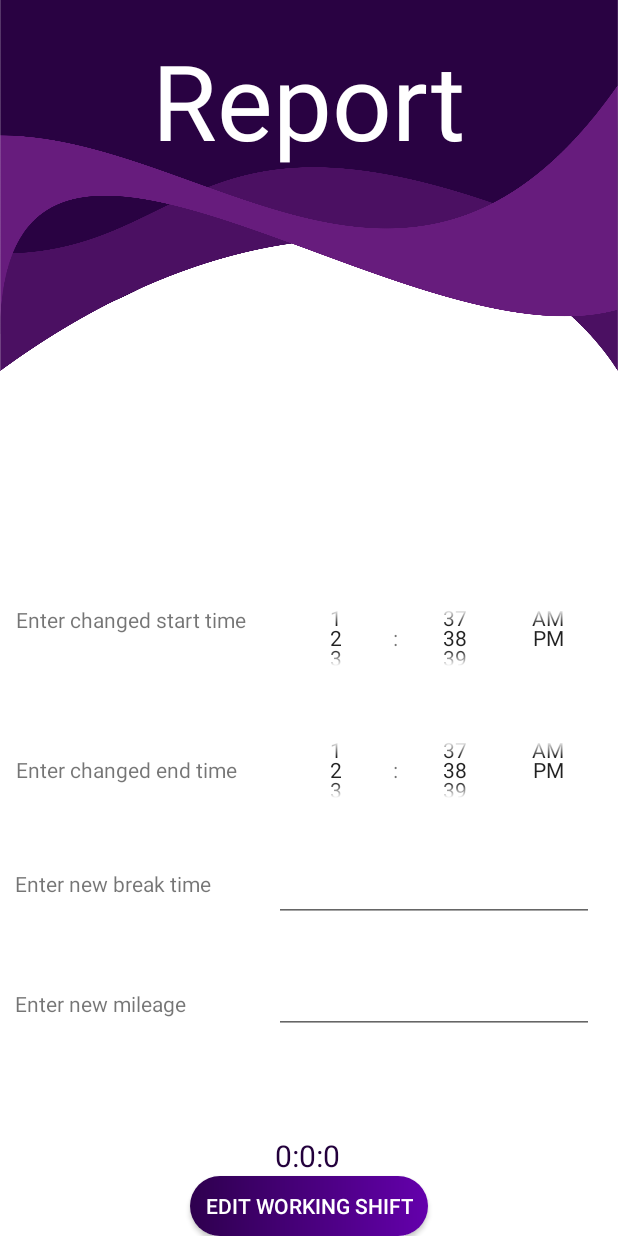
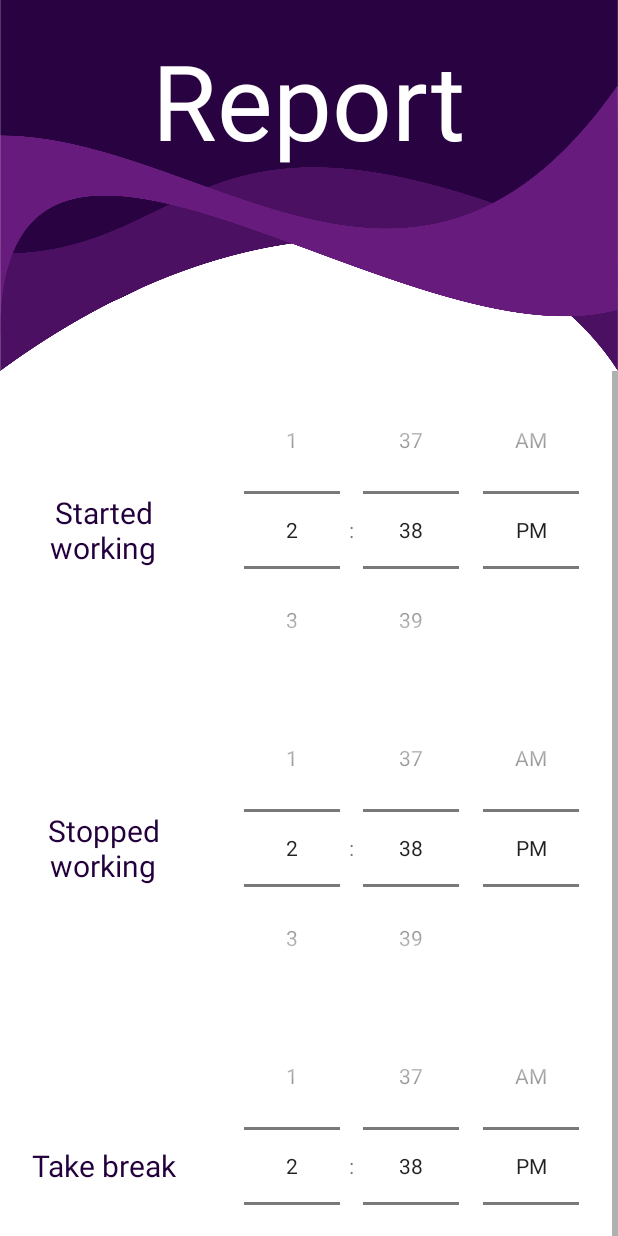
Before and after one commit to SwaginatorOne/ProjektArbeteKlientProgrammering, an Android app: the ReportTimeActivity screen opened directly, with no data from a screen before it, on a phone screen of 412 x 824 dp. Run offline under Robolectric (Android 15) with nearby library versions, the phone set to English and light mode, and no system bars; our stand-ins replace Firebase (no records; nobody signed in at launch, a user with empty details on screens opened directly).

Commit message:
Fixade reporttime med timepickerspinners

```diff
--- a/app/src/main/java/com/example/Tajming/ReportTimeActivity.java
+++ b/app/src/main/java/com/example/Tajming/ReportTimeActivity.java
@@ -14,11 +14,13 @@ public class ReportTimeActivity extends AppCompatActivity
     {
         super.onCreate(savedInstanceState);
         setContentView(R.layout.activity_report_time);
-        Intent intent = getIntent();
+       /* Intent intent = getIntent();
         int year = intent.getIntExtra("year", 0);
         int month = intent.getIntExtra("month", 0);
         int dayOfMonth = intent.getIntExtra("dayOfMonth", 0);
         TextView pickedDate = (TextView) findViewById(R.id.textField_picked_date);
         pickedDate.setText(year + ":" + month +":" + dayOfMonth);
+
+        */
     }
 }
--- a/app/src/main/res/layout/activity_report_time.xml
+++ b/app/src/main/res/layout/activity_report_time.xml
@@ -4,10 +4,10 @@
     xmlns:tools="http://schemas.android.com/tools"
     android:layout_width="match_parent"
     android:layout_height="match_parent"
-    tools:context=".ProfileManagerActivity">
+    tools:context=".ReportActivity">
 
     <ImageView
-        android:id="@+id/mainWave_profileManagerActivity"
+        android:id="@+id/mainWave_reportActivity"
         android:layout_width="wrap_content"
         android:layout_height="0dp"
         android:cropToPadding="false"
@@ -16,6 +16,7 @@
         app:layout_constraintEnd_toEndOf="parent"
         app:layout_constraintHeight_default="percent"
         app:layout_constraintHeight_percent=".3"
+        app:layout_constraintHorizontal_bias="0.0"
         app:layout_constraintStart_toStartOf="parent"
         app:layout_constraintTop_toTopOf="parent" />
 
@@ -30,140 +31,148 @@
         app:layout_constraintEnd_toEndOf="parent"
         app:layout_constraintHorizontal_bias="0.498"
         app:layout_constraintStart_toStartOf="parent"
-        app:layout_constraintTop_toTopOf="parent" />
+        app:layout_constraintTop_toTopOf="@+id/mainWave_reportActivity" />
 
-    <TextView
-        android:id="@+id/textField_picked_date"
-        android:layout_width="wrap_content"
-        android:layout_height="wrap_content"
-        android:textColor="@color/purple_main"
-        android:textSize="20sp"
-        app:layout_constraintBottom_toTopOf="@+id/button_edit_shift"
+    <ScrollView
+        android:layout_width="match_parent"
+        android:layout_height="0dp"
+        app:layout_constraintBottom_toTopOf="@+id/navigation_bar_bottom_report"
         app:layout_constraintEnd_toEndOf="parent"
-        app:layout_constraintHorizontal_bias="0.498"
-        app:layout_constraintStart_toStartOf="parent" />
+        app:layout_constraintHorizontal_bias="0.0"
+        app:layout_constraintStart_toStartOf="parent"
+        app:layout_constraintTop_toBottomOf="@+id/mainWave_reportActivity">
 
-    <androidx.appcompat.widget.AppCompatButton
-        android:id="@+id/button_edit_shift"
-        android:layout_width="wrap_content"
-        android:layout_height="40dp"
-        android:background="@drawable/round_corner_purple_gradient_shape"
-        android:gravity="center"
-        android:padding="10dp"
-        android:text="Edit working shift"
-        android:textColor="@color/white"
-        app:layout_constraintBottom_toBottomOf="parent"
-        app:layout_constraintEnd_toEndOf="parent"
-        app:layout_constraintStart_toStartOf="parent" />
+        <LinearLayout
+            android:layout_width="match_parent"
+            android:layout_height="match_parent"
+            android:orientation="vertical">
 
-    <TimePicker
-        android:id="@+id/timePicker_starttime"
-        android:layout_width="220dp"
-        android:layout_height="70dp"
-        android:layout_marginTop="72dp"
-        android:layout_marginEnd="16dp"
-        android:layout_marginBottom="5dp"
-        android:timePickerMode="spinner"
-        app:layout_constraintBottom_toTopOf="@+id/timePicker_endtime"
-        app:layout_constraintEnd_toEndOf="parent"
-        app:layout_constraintHorizontal_bias="1.0"
-        app:layout_constraintStart_toStartOf="parent"
-        app:layout_constraintTop_toBottomOf="@+id/mainWave_profileManagerActivity"
-        app:layout_constraintVertical_bias="0.847" />
 
-    <TimePicker
-        android:id="@+id/timePicker_endtime"
-        android:layout_width="220dp"
-        android:layout_height="70dp"
-        android:layout_marginEnd="16dp"
-        android:layout_marginBottom="5dp"
-        android:timePickerMode="spinner"
-        app:layout_constraintBottom_toTopOf="@+id/editTextTime_edit_break"
-        app:layout_constraintEnd_toEndOf="parent"
-        app:layout_constraintTop_toBottomOf="@+id/mainWave_profileManagerActivity"
-        app:layout_constraintVertical_bias="0.937" />
+            <LinearLayout
+                android:orientation="horizontal"
+                android:layout_width="match_parent"
+                android:layout_height="0dp"
+                android:layout_weight="1"
+                android:gravity="center">
 
-    <TextView
-        android:id="@+id/textView_endTime"
-        android:layout_width="wrap_content"
-        android:layout_height="wrap_content"
-        android:layout_marginStart="7dp"
-        android:layout_marginBottom="30dp"
-        android:text="@string/new_end_time"
-        app:layout_constraintBottom_toTopOf="@+id/textView_break"
-        app:layout_constraintEnd_toStartOf="@+id/timePicker_endtime"
-        app:layout_constraintHorizontal_bias="0.15"
-        app:layout_constraintStart_toStartOf="parent"
-        app:layout_constraintTop_toBottomOf="@+id/mainWave_profileManagerActivity"
-        app:layout_constraintVertical_bias="0.906" />
+                <TextView
+                    android:id="@+id/textField_start_working_time_edit"
+                    android:text="@string/start_work_time"
+                    android:textColor="@color/purple_main"
+                    android:layout_width="0dp"
+                    android:textSize="20dp"
+                    android:layout_height="wrap_content"
+                    android:layout_weight="1"
+                    android:gravity="center"/>
 
-    <TextView
-        android:id="@+id/textView_break"
-        android:layout_width="wrap_content"
-        android:layout_height="wrap_content"
-        android:layout_marginStart="7dp"
-        android:layout_marginBottom="5dp"
-        android:text="@string/new_break_time"
-        app:layout_constraintBottom_toTopOf="@+id/textView_milage"
-        app:layout_constraintEnd_toStartOf="@+id/editTextTime_edit_break"
-        app:layout_constraintHorizontal_bias="0.063"
-        app:layout_constraintStart_toStartOf="parent"
-        app:layout_constraintTop_toBottomOf="@+id/mainWave_profileManagerActivity"
-        app:layout_constraintVertical_bias="0.856" />
+                <TimePicker
+                    android:timePickerMode="spinner"
+                    android:layout_width="0dp"
+                    android:layout_height="wrap_content"
+                    android:layout_weight="2"
+                    android:gravity="center"/>
+            </LinearLayout>
 
-    <EditText
-        android:id="@+id/editTextTime_edit_break"
-        android:layout_width="wrap_content"
-        android:layout_height="wrap_content"
-        android:layout_marginEnd="16dp"
-        android:layout_marginBottom="5dp"
-        android:ems="10"
-        android:inputType="time"
-        app:layout_constraintBottom_toTopOf="@+id/editTextNumber_edit_milage"
-        app:layout_constraintEnd_toEndOf="parent"
-        app:layout_constraintTop_toBottomOf="@+id/mainWave_profileManagerActivity"
-        app:layout_constraintVertical_bias="0.93" />
+            <LinearLayout
+                android:orientation="horizontal"
+                android:layout_width="match_parent"
+                android:layout_height="0dp"
+                android:layout_weight="1"
+                android:gravity="center">
 
-    <EditText
-        android:id="@+id/editTextNumber_edit_milage"
-        android:layout_width="wrap_content"
-        android:layout_height="wrap_content"
-        android:layout_marginTop="5dp"
-        android:layout_marginEnd="16dp"
-        android:ems="10"
-        android:inputType="number"
-        app:layout_constraintBottom_toBottomOf="parent"
-        app:layout_constraintEnd_toEndOf="parent"
-        app:layout_constraintTop_toBottomOf="@+id/mainWave_profileManagerActivity"
-        app:layout_constraintVertical_bias="0.744" />
+                <TextView
+                    android:id="@+id/textField_end_working_time_edit"
+                    android:text="@string/stop_work_time"
+                    android:textColor="@color/purple_main"
+                    android:layout_width="0dp"
+                    android:textSize="20dp"
+                    android:layout_height="wrap_content"
+                    android:layout_weight="1"
+                    android:gravity="center"/>
 
-    <TextView
-        android:id="@+id/textView_starttime"
-        android:layout_width="wrap_content"
-        android:layout_height="wrap_content"
-        android:layout_marginStart="7dp"
-        android:layout_marginTop="72dp"
-        android:layout_marginBottom="5dp"
-        android:text="@string/new_start_time"
-        app:layout_constraintBottom_toTopOf="@+id/textView_endTime"
-        app:layout_constraintEnd_toStartOf="@+id/timePicker_starttime"
-        app:layout_constraintHorizontal_bias="0.214"
-        app:layout_constraintStart_toStartOf="parent"
-        app:layout_constraintTop_toBottomOf="@+id/mainWave_profileManagerActivity"
-        app:layout_constraintVertical_bias="0.527" />
+                <TimePicker
+                    android:timePickerMode="spinner"
+                    android:layout_width="0dp"
+                    android:layout_height="wrap_content"
+                    android:layout_weight="2"
+                    android:gravity="center"/>
+            </LinearLayout>
 
-    <TextView
-        android:id="@+id/textView_milage"
-        android:layout_width="wrap_content"
-        android:layout_height="wrap_content"
-        android:layout_marginStart="7dp"
-        android:layout_marginBottom="5dp"
-        android:text="@string/new_mileage"
-        app:layout_constraintBottom_toBottomOf="parent"
-        app:layout_constraintEnd_toStartOf="@+id/editTextNumber_edit_milage"
-        app:layout_constraintHorizontal_bias="0.042"
-        app:layout_constraintStart_toStartOf="parent"
-        app:layout_constraintTop_toBottomOf="@+id/mainWave_profileManagerActivity"
-        app:layout_constraintVertical_bias="0.747" />
+            <LinearLayout
+                android:orientation="horizontal"
+                android:layout_width="match_parent"
+                android:layout_height="0dp"
+                android:layout_weight="1"
+                android:gravity="center">
 
+                <TextView
+                    android:id="@+id/textField_start_break_time_edit"
+                    android:text="@string/start_break"
+                    android:textColor="@color/purple_main"
+                    android:layout_width="0dp"
+                    android:textSize="20dp"
+                    android:layout_height="wrap_content"
+                    android:layout_weight="1"
+                    android:gravity="center"/>
+
+                <TimePicker
+                    android:timePickerMode="spinner"
+                    android:layout_width="0dp"
+                    android:layout_height="wrap_content"
+                    android:layout_weight="2"
+                    android:gravity="center"/>
+            </LinearLayout>
+
+            <LinearLayout
+                android:orientation="horizontal"
+                android:layout_width="match_parent"
+                android:layout_height="0dp"
+                android:layout_weight="1"
+                android:gravity="center">
+
+                <TextView
+                    android:id="@+id/textField_stop_break_time_edit"
+                    android:text="@string/stop_break_time"
+                    android:textColor="@color/purple_main"
+                    android:layout_width="0dp"
+                    android:textSize="20dp"
+                    android:layout_height="wrap_content"
+                    android:layout_weight="1"
+                    android:gravity="center"/>
+
+                <TimePicker
+                    android:timePickerMode="spinner"
+                    android:layout_width="0dp"
+                    android:layout_height="wrap_content"
+                    android:layout_weight="2"
+                    android:gravity="center"/>
+            </LinearLayout>
+
+        <LinearLayout
+            android:orientation="horizontal"
+            android:layout_width="match_parent"
+            android:layout_height="0dp"
+            android:layout_weight="1"
+            android:gravity="center">
+
+            <androidx.appcompat.widget.AppCompatButton
+                android:id="@+id/button_edit_day_save"
+                android:layout_width="wrap_content"
+                android:layout_height="wrap_content"
+                android:layout_marginTop="10dp"
+                android:layout_gravity="center"
+                android:background="@drawable/round_corner_border_shape"
+                android:text="@string/edit_day"
+                android:textColor="@color/purple_main"
+                />
+        </LinearLayout>
+        <LinearLayout
+            android:orientation="horizontal"
+            android:layout_width="match_parent"
+            android:layout_height="0dp"
+            android:layout_weight="1"
+            android:gravity="center">
+        </LinearLayout>
+        </LinearLayout>
+    </ScrollView>
 </androidx.constraintlayout.widget.ConstraintLayout>
--- a/app/src/main/res/values/strings.xml
+++ b/app/src/main/res/values/strings.xml
@@ -7,7 +7,7 @@
     <string name="mileage">Mileage</string>
     <string name="time">Time</string>
     <string name="profile">Profile</string>
-    <string name="start_work_time">Started working @</string>
+    <string name="start_work_time">Started working</string>
     <string name="start_break_time">Current break</string>
     <string name="start_break">Take break</string>
     <string name="start_day">Begin day</string>
@@ -44,6 +44,8 @@
     <string name="week">Week</string>
     <string name="edit_day">Edit day</string>
     <string name="month">Month</string>
+    <string name="stop_break_time">Stopped break</string>
+    <string name="stop_work_time">Stopped working</string>
     <!-- TODO: Remove or change this placeholder text -->
     <string name="hello_blank_fragment">Hello blank fragment</string>
 
```
